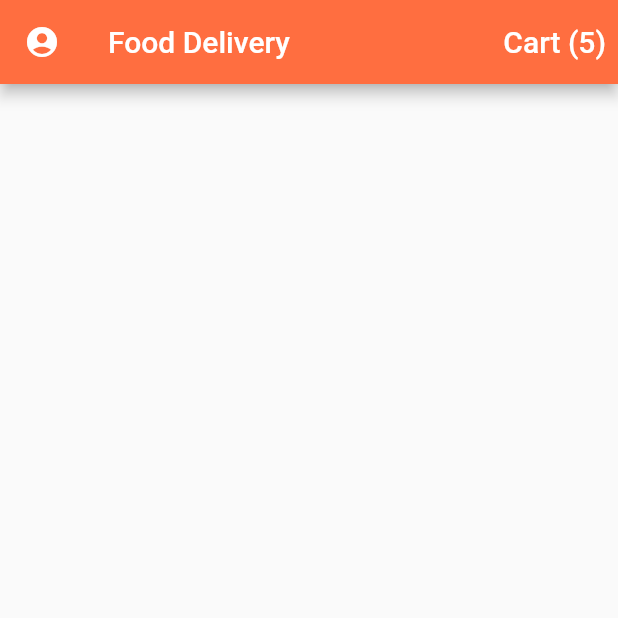
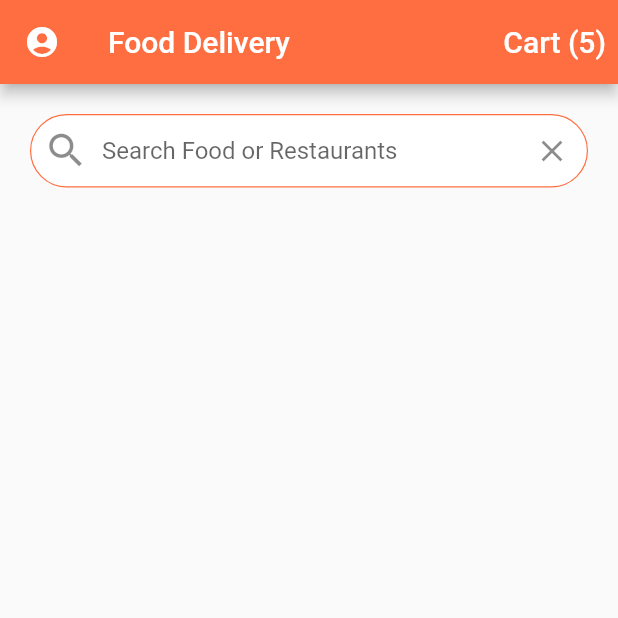
Before and after one commit to offfahad/food-delivery-app-flutter, a Flutter app: the screen it shows after launch, on a phone screen of 412 x 824 dp, the top half of it. Run offline on Flutter 3.47's test engine with Material 2 defaults, Android fonts, the phone set to English and light mode, and no system bars.

Commit message:
search-bar-added

```diff
--- a/lib/main.dart
+++ b/lib/main.dart
@@ -12,12 +12,12 @@ class MyApp extends StatelessWidget {
   @override
   Widget build(BuildContext context) {
     return MaterialApp(
-      title: 'Food Delivery',
+      title: 'Food Delivery ',
       debugShowCheckedModeBanner: false,
       theme: ThemeData(
         scaffoldBackgroundColor: Colors.grey[50],
         primaryColor: Colors.deepOrangeAccent,
-        //colorScheme: ColorScheme.fromSeed(seedColor: Colors.deepPurple),
+        //colorScheme: ColorScheme.fromSeed(seedColor: Colors.deepOrangeAccent),
         //useMaterial3: true,
       ),
       home: const HomeScreen(),
--- a/lib/screens/hone_screen.dart
+++ b/lib/screens/hone_screen.dart
@@ -29,7 +29,42 @@ class _HomeScreenState extends State<HomeScreen> {
                   fontSize: 20.0,
                 ),
               ))
-          ]),
+        ],
+      ),
+      body: ListView(
+        children: [
+          Padding(
+            padding: const EdgeInsets.all(20.0),
+            child: TextField(
+              decoration: InputDecoration(
+                  contentPadding: const EdgeInsets.symmetric(vertical: 15.0),
+                  fillColor: Colors.white,
+                  filled: true,
+                  border: OutlineInputBorder(
+                    borderRadius: BorderRadius.circular(30.0),
+                    borderSide: const BorderSide(width: 0.8),
+                  ),
+                  enabledBorder: OutlineInputBorder(
+                    borderRadius: BorderRadius.circular(30.0),
+                    borderSide: BorderSide(
+                      width: 0.8,
+                      color: Theme.of(context).primaryColor,
+                    ),
+                  ),
+
+                  hintText: 'Search Food or Restaurants',
+                  prefixIcon: const Icon(
+                    Icons.search,
+                    size: 30.0,
+                  ),
+                  suffixIcon: IconButton(
+                    icon: const Icon(Icons.clear),
+                    onPressed: () {},
+                  )),
+            ),
+          ),
+        ],
+      ),
     );
   }
 }
```
Lines whose indentation alone changed are shown as unchanged.
